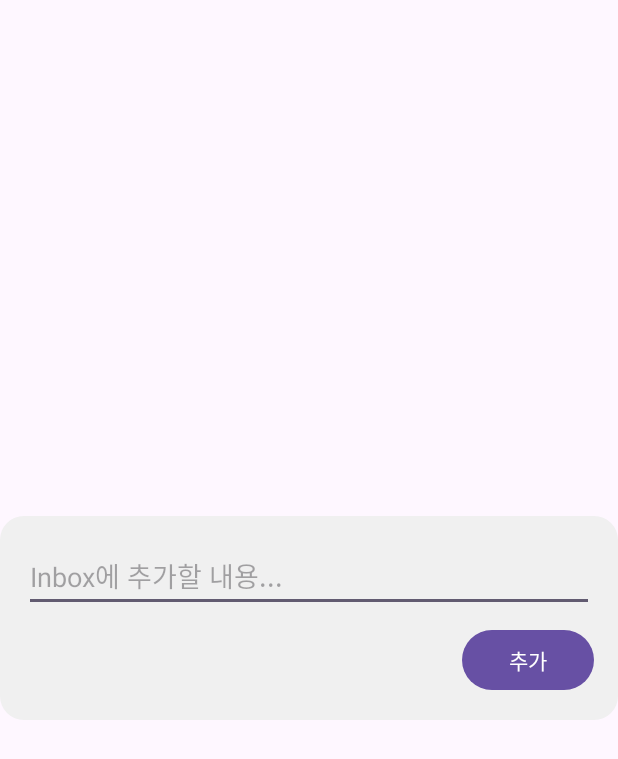
After one commit to gwakmae/GtdInboxWidget, an Android app: the layout activity_input.xml on its own in the app's theme, with its tools: preview values and no code run, on a phone screen of 412 x 824 dp. The commit adds this screen. Shown: the top 759 px of the screen. Run offline under Robolectric (Android 15) with nearby library versions, the phone set to English and light mode, and no system bars.

Commit message:
feat: Add GTD Inbox widget with input dialog
- Register GtdInboxWidgetProvider as app widget receiver
- Add InputActivity with transparent dialog theme for quick task entry
- Configure widget metadata and update actions in AndroidManifest
- Add widget description string resource for user interface
- Set up transparent dialog theme with floating window properties

- GTD Inbox 위젯 제공자를 앱 위젯 수신자로 등록
- 빠른 작업 입력을 위한 투명 다이얼로그 테마의 InputActivity 추가
- AndroidManifest에서 위젯 메타데이터 및 업데이트 액션 구성
- 사용자 인터페이스용 위젯 설명 문자열 리소스 추가
- 플로팅 윈도우 속성을 가진 투명 다이얼로그 테마 설정

```diff
--- /dev/null
+++ b/app/src/main/res/drawable/widget_background.xml
@@ -0,0 +1,7 @@
+<?xml version="1.0" encoding="utf-8"?>
+<shape xmlns:android="http://schemas.android.com/apk/res/android">
+    <!-- 배경색: 약간 어두운 회색 -->
+    <solid android:color="#F0F0F0" />
+    <!-- 모서리를 16dp 만큼 둥글게 만듭니다 -->
+    <corners android:radius="16dp" />
+</shape>
--- /dev/null
+++ b/app/src/main/res/layout/activity_input.xml
@@ -0,0 +1,27 @@
+<?xml version="1.0" encoding="utf-8"?>
+<LinearLayout
+    xmlns:android="http://schemas.android.com/apk/res/android"
+    android:layout_width="match_parent"
+    android:layout_height="wrap_content"
+    android:orientation="vertical"
+    android:padding="16dp"
+    android:layout_gravity="center"
+    android:background="@drawable/widget_background">
+
+    <EditText
+        android:id="@+id/input_edit_text"
+        android:layout_width="match_parent"
+        android:layout_height="wrap_content"
+        android:hint="Inbox에 추가할 내용..."
+        android:inputType="text"
+        android:imeOptions="actionDone" />
+
+    <Button
+        android:id="@+id/input_add_button"
+        android:layout_width="wrap_content"
+        android:layout_height="wrap_content"
+        android:layout_gravity="end"
+        android:layout_marginTop="8dp"
+        android:text="추가" />
+
+</LinearLayout>
--- a/app/src/main/res/values/strings.xml
+++ b/app/src/main/res/values/strings.xml
@@ -1,3 +1,4 @@
 <resources>
     <string name="app_name">GtdInboxWidget</string>
+    <string name="widget_description">빠르게 Inbox에 할 일을 추가합니다.</string>
 </resources>
--- a/app/src/main/res/values/themes.xml
+++ b/app/src/main/res/values/themes.xml
@@ -6,4 +6,15 @@
     </style>
 
     <style name="Theme.GtdInboxWidget" parent="Base.Theme.GtdInboxWidget" />
+
+    <style name="Theme.TransparentDialog" parent="Theme.AppCompat.Light.Dialog">
+        <item name="android:windowIsTranslucent">true</item>
+        <item name="android:windowBackground">@android:color/transparent</item>
+        <item name="android:windowContentOverlay">@null</item>
+        <item name="android:windowNoTitle">true</item>
+        <item name="android:windowIsFloating">true</item>
+        <item name="android:backgroundDimEnabled">true</item>
+    </style>
+
+
 </resources>
```
Also changed, not shown: app/src/main/AndroidManifest.xml (+16 -1 lines), app/src/main/java/com/mygtd/inboxwidget/GtdInboxWidgetProvider.kt (added, +47 -0 lines), app/src/main/java/com/mygtd/inboxwidget/InputActivity.kt (added, +40 -0 lines), app/src/main/res/layout/gtd_inbox_widget_layout.xml (added, +29 -0 lines), app/src/main/res/xml/gtd_inbox_widget_info.xml (added, +13 -0 lines).
